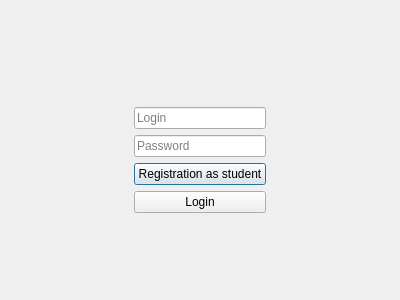
Before: the Qt Designer form authwindow.ui in cry4alone/FacultativPRO, drawn with Qt 5.
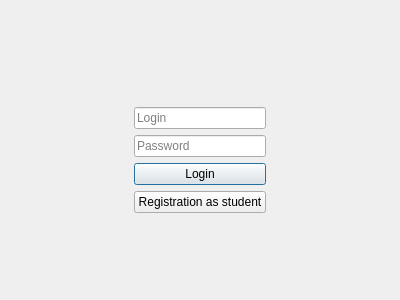
After: the same form once the commit is applied. Icons and pictures are not drawn.

What changed in the file:
```diff
--- a/authwindow.ui
+++ b/authwindow.ui
@@ -65,16 +65,16 @@
       </widget>
      </item>
      <item>
-      <widget class="QPushButton" name="pushButton">
+      <widget class="QPushButton" name="pushButton_2">
        <property name="text">
-        <string>Registration as student</string>
+        <string>Login</string>
        </property>
       </widget>
      </item>
      <item>
-      <widget class="QPushButton" name="pushButton_2">
+      <widget class="QPushButton" name="pushButton">
        <property name="text">
-        <string>Login</string>
+        <string>Registration as student</string>
        </property>
       </widget>
      </item>
```
